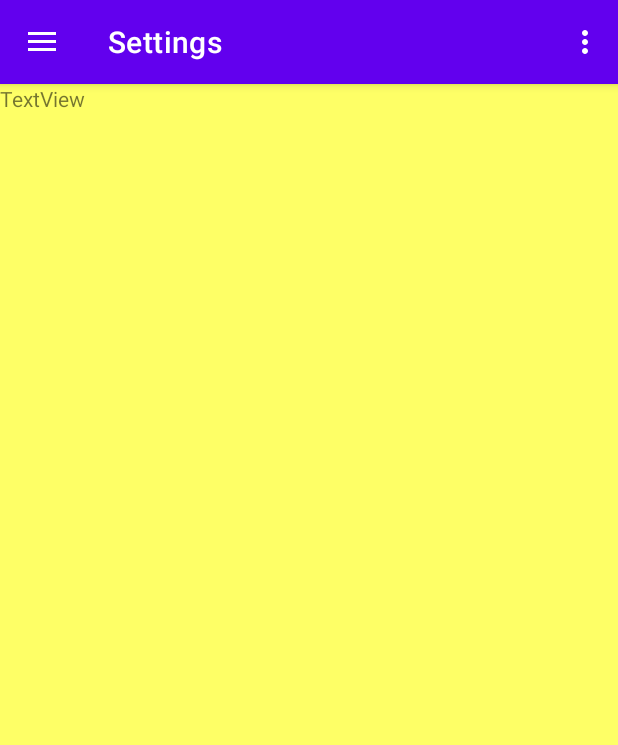
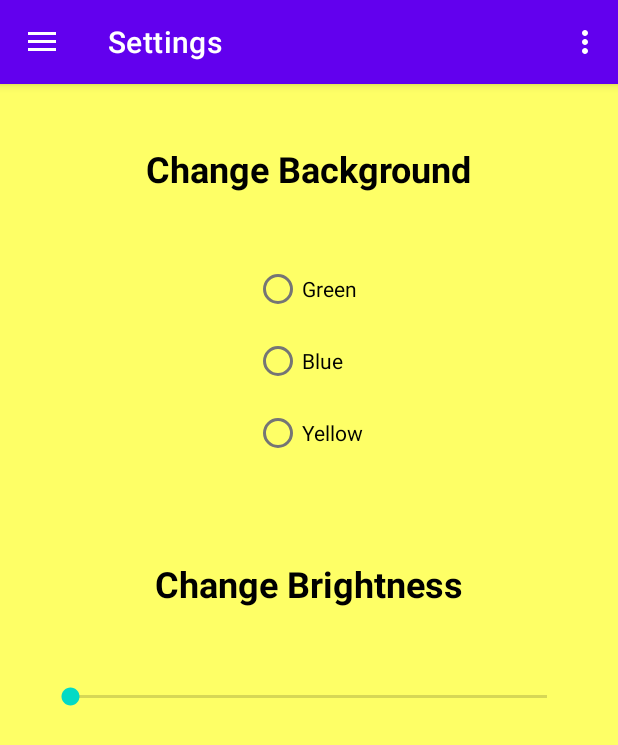
Before and after one commit to RajkumarPatel28/RajkumarPatelAssign3, an Android app: the screen it shows after launch (RajkumarActivity), in the side drawer, after a tap on "Settings", on a phone screen of 412 x 824 dp. Shown: the top 745 px of the screen. Run offline under Robolectric (Android 15) with nearby library versions, the phone set to English and light mode, and no system bars; our stand-ins replace navigation-ui.

Commit message:
PatSet Activity
- Added radio buttons as user can choose from the 3 to change the background colour
- Added a seek bar that is used to change the brightness of the app

```diff
--- a/rajkumarlab3/src/main/AndroidManifest.xml
+++ b/rajkumarlab3/src/main/AndroidManifest.xml
@@ -1,6 +1,10 @@
 <?xml version="1.0" encoding="utf-8"?>
 <manifest xmlns:android="http://schemas.android.com/apk/res/android"
+    xmlns:tools="http://schemas.android.com/tools"
     package="rajkumar.patel.n01289472">
+
+    <uses-permission android:name="android.permission.WRITE_SETTINGS"
+        tools:ignore="ProtectedPermissions" />
 
     <application
         android:allowBackup="true"
--- a/rajkumarlab3/src/main/java/rajkumar/patel/n01289472/ui/settings/PatSet.java
+++ b/rajkumarlab3/src/main/java/rajkumar/patel/n01289472/ui/settings/PatSet.java
@@ -1,9 +1,16 @@
 package rajkumar.patel.n01289472.ui.settings;
 
+import android.content.Context;
+import android.content.Intent;
+import android.graphics.Color;
 import android.os.Bundle;
+import android.provider.Settings;
 import android.view.LayoutInflater;
 import android.view.View;
 import android.view.ViewGroup;
+import android.widget.LinearLayout;
+import android.widget.RadioButton;
+import android.widget.SeekBar;
 
 import androidx.fragment.app.Fragment;
 
@@ -15,9 +22,76 @@ import rajkumar.patel.n01289472.R;
 
 public class PatSet extends Fragment {
 
+    SeekBar rajSeekBar;
+    LinearLayout rajLinearLayout;
+    RadioButton rajcolour1, rajcolour2, rajcolour3;
+
     @Override
     public View onCreateView(LayoutInflater inflater, ViewGroup container, Bundle savedInstanceState) {
         View view = inflater.inflate(R.layout.pat_set, container, false);
+
+        rajLinearLayout = view.findViewById(R.id.rajLinearLayout);
+
+        rajcolour1 = view.findViewById(R.id.rajcolour1);
+        rajcolour1.setOnClickListener(new View.OnClickListener() {
+            @Override
+            public void onClick(View v) {
+                rajLinearLayout.setBackgroundColor(Color.GREEN);
+            }
+        });
+
+        rajcolour2 = view.findViewById(R.id.rajcolour2);
+        rajcolour2.setOnClickListener(new View.OnClickListener() {
+            @Override
+            public void onClick(View v) {
+                rajLinearLayout.setBackgroundColor(Color.BLUE);
+            }
+        });
+
+        rajcolour3 = view.findViewById(R.id.rajcolour3);
+        rajcolour3.setOnClickListener(new View.OnClickListener() {
+            @Override
+            public void onClick(View v) {
+                rajLinearLayout.setBackgroundColor(Color.YELLOW);
+            }
+        });
+
+        rajSeekBar = view.findViewById(R.id.rajSeekBar);
+        Context context = getActivity().getApplicationContext();
+
+        rajSeekBar.setOnSeekBarChangeListener(new SeekBar.OnSeekBarChangeListener() {
+            @Override
+            public void onProgressChanged(SeekBar seekBar, int progress, boolean fromUser) {
+
+                Context context = getActivity().getApplicationContext();
+
+                boolean writeSettings = Settings.System.canWrite(context);
+
+                if (writeSettings) {
+
+                    int brightnessValue = progress * 255 / 100;
+
+                    Settings.System.putInt(context.getContentResolver(), Settings.System.SCREEN_BRIGHTNESS_MODE, Settings.System.SCREEN_BRIGHTNESS_MODE_MANUAL);
+                    Settings.System.putInt(context.getContentResolver(), Settings.System.SCREEN_BRIGHTNESS, brightnessValue);
+                } else {
+                    Intent intent = new Intent(Settings.ACTION_MANAGE_WRITE_SETTINGS);
+                    context.startActivity(intent);
+                }
+            }
+
+            @Override
+            public void onStartTrackingTouch(SeekBar seekBar) {
+
+            }
+
+            @Override
+            public void onStopTrackingTouch(SeekBar seekBar) {
+
+            }
+        });
+
+        int screenBrightness = Settings.System.getInt(context.getContentResolver(), Settings.System.SCREEN_BRIGHTNESS, 0);
+        rajSeekBar.setProgress(screenBrightness);
 
         return view;
     }
--- a/rajkumarlab3/src/main/res/layout/pat_set.xml
+++ b/rajkumarlab3/src/main/res/layout/pat_set.xml
@@ -5,12 +5,62 @@
     android:layout_width="match_parent"
     android:layout_height="match_parent"
     android:background="@color/yellow"
+    android:id="@+id/rajLinearLayout"
     android:orientation="vertical"
     tools:context=".ui.settings.PatSet">
 
     <TextView
-        android:id="@+id/textView3"
+        android:id="@+id/rajBckgroundTv"
         android:layout_width="wrap_content"
         android:layout_height="wrap_content"
-        android:text="TextView" />
+        android:layout_gravity="center"
+        android:layout_marginTop="40dip"
+        style="@style/TextStyle"
+        android:text="@string/change_backgroundtv" />
+
+    <RadioGroup
+        android:id="@+id/rajRadioG"
+        android:layout_width="wrap_content"
+        android:layout_height="wrap_content"
+        android:layout_marginTop="40dip"
+        android:layout_gravity="center" >
+
+        <RadioButton
+            android:id="@+id/rajcolour1"
+            android:layout_width="wrap_content"
+            android:layout_height="wrap_content"
+            android:text="@string/colour1" />
+
+        <RadioButton
+            android:id="@+id/rajcolour2"
+            android:layout_width="wrap_content"
+            android:layout_height="wrap_content"
+            android:text="@string/colour2" />
+
+        <RadioButton
+            android:id="@+id/rajcolour3"
+            android:layout_width="wrap_content"
+            android:layout_height="wrap_content"
+            android:text="@string/colour3" />
+    </RadioGroup>
+
+    <TextView
+        android:id="@+id/rajBrightnessTv"
+        android:layout_width="wrap_content"
+        android:layout_height="wrap_content"
+        android:layout_gravity="center"
+        android:layout_marginTop="60dip"
+        style="@style/TextStyle"
+        android:text="@string/change_brightnesstv" />
+
+    <SeekBar
+        android:id="@+id/rajSeekBar"
+        android:layout_width="350dip"
+        android:layout_height="wrap_content"
+        android:layout_gravity="center"
+        android:layout_marginTop="50dip"
+        android:progress="0"
+        android:max="100"
+        android:indeterminate="false"/>
+
 </LinearLayout>
--- a/rajkumarlab3/src/main/res/values/strings.xml
+++ b/rajkumarlab3/src/main/res/values/strings.xml
@@ -27,6 +27,11 @@
     <string name="error_message">Enter a valid ZIP code</string>
     <string name="error_message2">ZIP code must be less than 5 characters</string>
     <string name="web_servicesbtn">Web Services</string>
+    <string name="change_brightnesstv">Change Brightness</string>
+    <string name="change_backgroundtv">Change Background</string>
+    <string name="colour1">Green</string>
+    <string name="colour2">Blue</string>
+    <string name="colour3">Yellow</string>
 
     <string-array name="course_list">
         <item>CENG 317</item>
```
